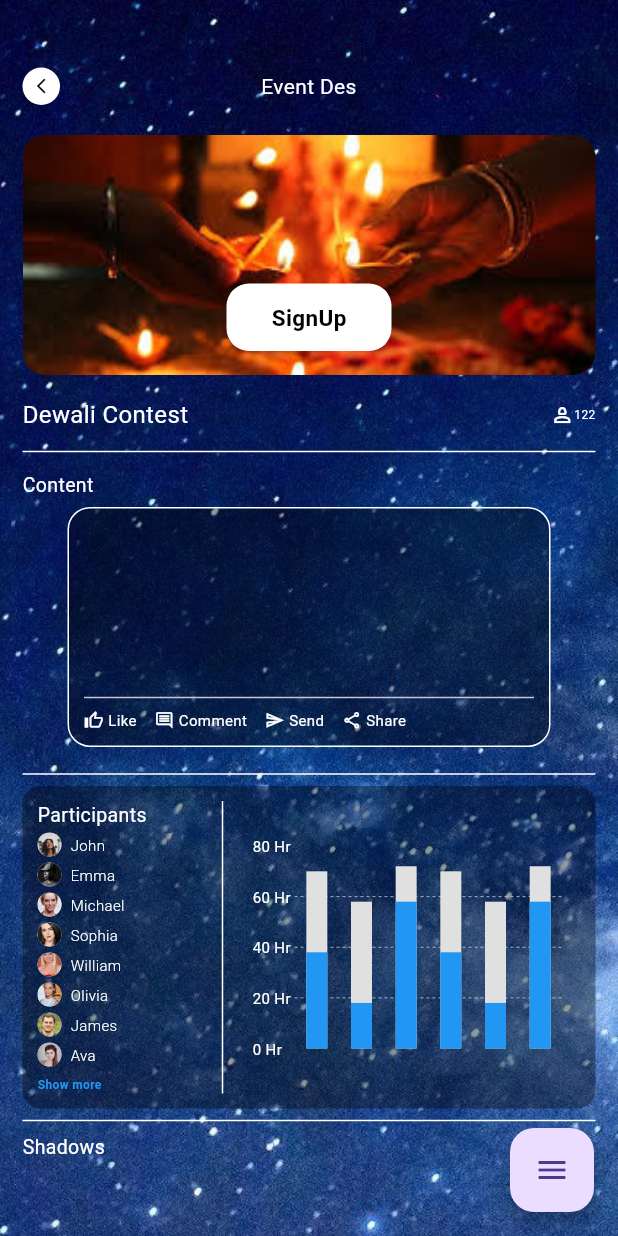
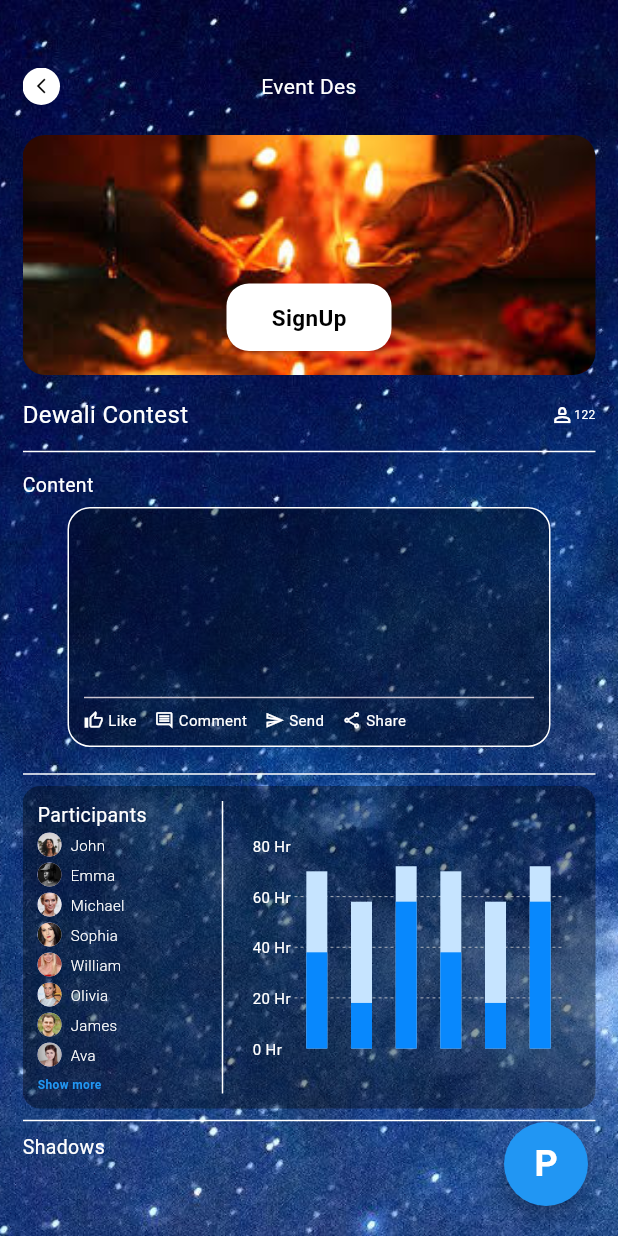
Before and after one commit to AmmaraAkbar123/Mirror-App, a Flutter app: the EventDesScreen screen opened directly, on a phone screen of 412 x 824 dp. Run offline on Flutter 3.47's test engine with Material 3 defaults, Android fonts, the light colour scheme and no system bars; drawn by our look-alikes of fl_chart, flutter_expandable_fab.

Commit message:
custom feb button

```diff
--- a/lib/view/screen/event_des_screen.dart
+++ b/lib/view/screen/event_des_screen.dart
@@ -1,5 +1,4 @@
 import 'package:flutter/material.dart';
-import 'package:flutter_expandable_fab/flutter_expandable_fab.dart';
 import 'package:mirror/view/screen/widgets/content_box.dart';
 import 'package:mirror/view/screen/widgets/custom_fab.dart';
 import 'package:mirror/view/screen/widgets/custom_graph.dart';
@@ -64,15 +63,15 @@ class _EventDesScreenState extends State<EventDesScreen> {
               child: Column(
                 crossAxisAlignment: CrossAxisAlignment.start,
                 children: [
-                  customTitleAppbar(
+                  const customTitleAppbar(
                       title: "Event Des", icon: Icons.arrow_back_ios_new),
-                  SizedBox(height: 20),
+                  const SizedBox(height: 20),
                   Container(
                     width: double.infinity,
                     height: 160,
                     decoration: BoxDecoration(
                       borderRadius: BorderRadius.circular(15),
-                      image: DecorationImage(
+                      image: const DecorationImage(
                         image: AssetImage("assets/images/upcoming.jpeg"),
                         fit: BoxFit.cover,
                       ),
@@ -84,11 +83,11 @@ class _EventDesScreenState extends State<EventDesScreen> {
                         child: Container(
                           width: 110,
                           height: 45,
-                          padding: EdgeInsets.all(10),
+                          padding: const EdgeInsets.all(10),
                           decoration: BoxDecoration(
                               color: Colors.white,
                               borderRadius: BorderRadius.circular(15)),
-                          child: Center(
+                          child: const Center(
                             child: Text(
                               "SignUp",
                               style: TextStyle(
@@ -102,8 +101,8 @@ class _EventDesScreenState extends State<EventDesScreen> {
                       ),
                     ),
                   ),
-                  SizedBox(height: 15),
-                  Row(
+                  const SizedBox(height: 15),
+                  const Row(
                     mainAxisAlignment: MainAxisAlignment.spaceBetween,
                     children: [
                       Text(
@@ -125,30 +124,30 @@ class _EventDesScreenState extends State<EventDesScreen> {
                       )
                     ],
                   ),
-                  SizedBox(height: 5),
+                  const SizedBox(height: 5),
                   Container(
                     width: double.infinity,
-                    child: Divider(color: Colors.white),
+                    child: const Divider(color: Colors.white),
                   ),
-                  SizedBox(height: 5),
-                  Text(
+                  const SizedBox(height: 5),
+                  const Text(
                     "Content",
                     style: TextStyle(
                       color: Colors.white,
                       fontSize: 13,
                     ),
                   ),
-                  SizedBox(height: 5),
-                  ContentBox(),
-                  SizedBox(height: 10),
+                  const SizedBox(height: 5),
+                  const ContentBox(),
+                  const SizedBox(height: 10),
                   Container(
                     width: double.infinity,
-                    child: Divider(color: Colors.white),
+                    child: const Divider(color: Colors.white),
                   ),
                   Container(
                     height: 215,
                     width: double.infinity,
-                    padding: EdgeInsets.all(10),
+                    padding: const EdgeInsets.all(10),
                     decoration: BoxDecoration(
                         color:
                             const Color.fromARGB(0, 0, 0, 0).withOpacity(0.37),
@@ -163,7 +162,7 @@ class _EventDesScreenState extends State<EventDesScreen> {
                             crossAxisAlignment: CrossAxisAlignment.start,
                             children: [
 
-                              Text(
+                              const Text(
                                 'Participants',
                                 style: TextStyle(
                                     fontSize: 13,
@@ -187,10 +186,10 @@ class _EventDesScreenState extends State<EventDesScreen> {
                                                 backgroundImage:
                                                     AssetImage(images[index]),
                                               ),
-                                              SizedBox(width: 6),
+                                              const SizedBox(width: 6),
                                               Text(
                                                 names[index],
-                                                style: TextStyle(
+                                                style: const TextStyle(
                                                     fontSize: 10,
                                                     fontWeight: FontWeight.w300,
                                                     color: Colors.white),
@@ -212,7 +211,7 @@ class _EventDesScreenState extends State<EventDesScreen> {
                                 },
                                 child: Text(
                                   _isExpanded ? 'Show less' : 'Show more',
-                                  style: TextStyle(
+                                  style: const TextStyle(
                                       color: Colors.blue,
                                       fontWeight: FontWeight.bold,
                                       fontSize: 8),
@@ -221,7 +220,7 @@ class _EventDesScreenState extends State<EventDesScreen> {
                             ],
                           ),
                         ),
-                        VerticalDivider(color: Colors.white),
+                        const VerticalDivider(color: Colors.white),
                         Expanded(
                           flex: 2,
                           child: CustomGraph(data: graphData),
@@ -229,22 +228,24 @@ class _EventDesScreenState extends State<EventDesScreen> {
                       ],
                     ),
                   ),
-                  Divider(color: Colors.white),
-                  Text(
+                  const Divider(color: Colors.white),
+                  const Text(
                     "Shadows",
                     style: TextStyle(
                       color: Colors.white,
                       fontSize: 13,
                     ),
                   ),
+                  const SizedBox(height: 100),
                 ],
               ),
             ),
           ),
+          CustomFab(),
         ],
       ),
-      floatingActionButtonLocation: ExpandableFab.location,
-      floatingActionButton: CustomFab(),
+
+
     );
   }
 }
--- a/lib/view/screen/widgets/custom_fab.dart
+++ b/lib/view/screen/widgets/custom_fab.dart
@@ -1,40 +1,157 @@
 import 'package:flutter/material.dart';
-import 'package:flutter_expandable_fab/flutter_expandable_fab.dart';
+import 'package:mirror/view/screen/widgets/quarter_circle_painter.dart';
 
-class CustomFab extends StatelessWidget {
+class CustomFab extends StatefulWidget {
+  @override
+  _CustomFabState createState() => _CustomFabState();
+}
+
+class _CustomFabState extends State<CustomFab>
+    with SingleTickerProviderStateMixin {
+  bool _isExpanded = false;
+  late AnimationController _animationController;
+
+  @override
+  void initState() {
+    super.initState();
+    _animationController = AnimationController(
+      duration: const Duration(milliseconds: 300),
+      vsync: this,
+    );
+  }
+
+  @override
+  void dispose() {
+    _animationController.dispose();
+    super.dispose();
+  }
+
   @override
   Widget build(BuildContext context) {
-    return ExpandableFab(
-      distance: 100,
-      type: ExpandableFabType.fan,
+    return Stack(
+      alignment: Alignment.bottomRight,
       children: [
-        _buildFabAction(context, 'Profile', () {
-          Navigator.pushNamed(context, '/profile');
-        }),
-        _buildFabAction(context, 'Settings', () {
-          Navigator.pushNamed(context, '/settings');
-        }),
-        _buildFabAction(context, 'Logout', () {
-          Navigator.pushNamed(context, '/logout');
-        }),
+        if (_isExpanded)
+          Positioned(
+            bottom: 30,
+            right: 30,
+            child: CustomPaint(
+              size: Size(200, 200),
+              painter: QuarterCirclePainter(),
+              child: Container(
+                width: 200,
+                height: 200,
+                child: Stack(
+                  children: [
+                    _buildTextSection(
+                        'Settings',
+                        [
+                          'Privacy Policy',
+                          'Terms & Condition ',
+                          'Media',
+                          'Language',
+                          'Logout'
+                        ],
+                        15,
+                        Offset(120, 25)),
+                    _buildTextSection(
+                        'Accounts',
+                        [
+                          'Bank Info',
+                          'Payment Info',
+                          'ID Verification',
+                          'History',
+                          'Wallet'
+                        ],
+                        45,
+                        Offset(50, 85)),
+                    _buildTextSection(
+                        'Accounts',
+                        [
+                          'Bank Info',
+                          'Payment Info',
+                          'ID Verification',
+                          'History',
+                          'Wallet'
+                        ],
+                        75,
+                        Offset(15, 175)),
+                  ],
+                ),
+              ),
+            ),
+          ),
+        Positioned(
+          child: FloatingActionButton(
+            onPressed: _toggle,
+            backgroundColor: Colors.blue,
+            shape:
+                RoundedRectangleBorder(borderRadius: BorderRadius.circular(50)),
+            child: Text(
+              'P',
+              style: TextStyle(
+                color: Colors.white,
+                fontSize: 24,
+                fontWeight: FontWeight.bold,
+              ),
+            ),
+          ),
+          bottom: 20,
+          right: 20,
+        ),
       ],
     );
   }
 
-  Widget _buildFabAction(BuildContext context, String label, VoidCallback onPressed) {
-    return FloatingActionButton(
-      heroTag: label,
-      onPressed: onPressed,
-      child: Container(
-        width: 120,
-        padding: EdgeInsets.all(8),
-        child: Row(
-          mainAxisAlignment: MainAxisAlignment.center,
-          children: [
-            Text(label, style: TextStyle(fontSize: 10)),
-          ],
-        ),
+ Widget _buildTextSection(String title, List<String> options,
+    double rotationAngle, Offset position) {
+  return Positioned(
+    left: position.dx,
+    top: position.dy,
+    child: Transform(
+      transform: Matrix4.rotationZ(rotationAngle * -6 / 330), // Convert degrees to radians
+      alignment: Alignment.topLeft,
+      child: Column(
+        children: [
+          Center(
+            child: Text(
+              title,
+              style: TextStyle(
+                  fontWeight: FontWeight.bold,
+                  fontSize: 8), // Title text size 8px
+            ),
+          ),
+          ...options.map((option) {
+            return GestureDetector(
+              onTap: () {
+                // Handle navigation here
+                Navigator.pushNamed(context, '/$option');
+              },
+              child: Padding(
+                padding: const EdgeInsets.symmetric(vertical: 5.0),
+                child: Center(
+                  child: Text(
+                    option,
+                    style: TextStyle(fontSize: 6), // Option text size 6px
+                  ),
+                ),
+              ),
+            );
+          }).toList(),
+        ],
       ),
-    );
+    ),
+  );
+}
+
+  void _toggle() {
+    setState(() {
+      _isExpanded = !_isExpanded;
+      if (_isExpanded) {
+        _animationController.forward();
+      } else {
+        _animationController.reverse();
+      }
+    });
   }
 }
--- a/lib/view/screen/widgets/custom_graph.dart
+++ b/lib/view/screen/widgets/custom_graph.dart
@@ -69,7 +69,7 @@ class CustomGraph extends StatelessWidget {
                 );
               }
               return FlLine(
-                color: Colors.transparent, // No line for other values
+                color: Colors.transparent,
               );
             },
             horizontalInterval: 20,
@@ -83,13 +83,13 @@ class CustomGraph extends StatelessWidget {
                   barRods: [
                     BarChartRodData(
                       toY: entry.value['blueValue'],
-                      color: Colors.blue,
+                      color: Color(0xFF0888FD),
                       width: 14,
                       borderRadius: BorderRadius.zero,
                       backDrawRodData: BackgroundBarChartRodData(
                         show: true,
                         toY: entry.value['whiteValue'],
-                        color: Colors.grey[300]!,
+                        color: Color(0xFFC6E4FF),
                       ),
                     ),
                   ],
```
Also changed, not shown: lib/view/screen/home_screen.dart (+9 -5 lines), lib/view/screen/widgets/quarter_circle_painter.dart (added, +25 -0 lines).
